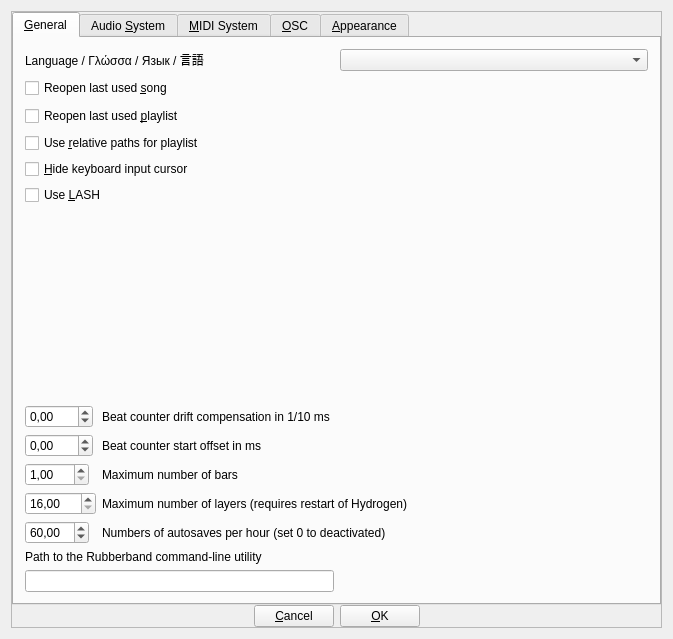
Above: src/gui/src/PreferencesDialog/PreferencesDialog_UI.ui from hydrogen-music/hydrogen before the change. Below: the same form after it.
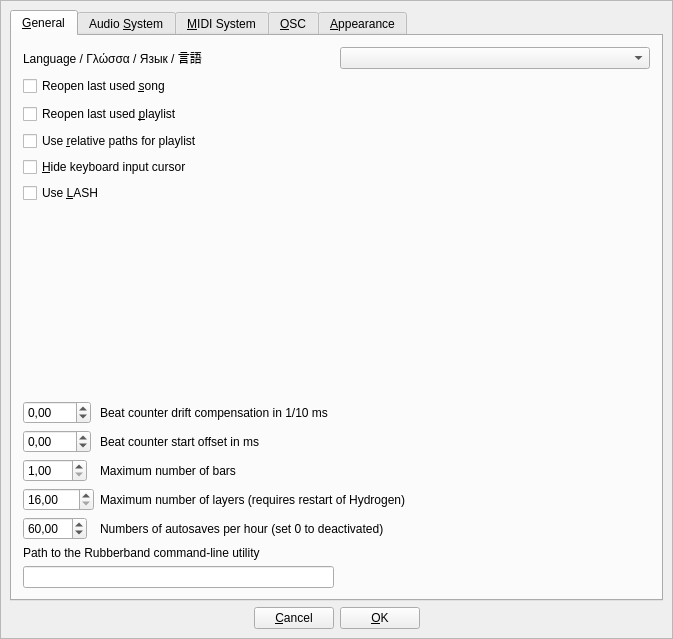
That is the form after the change. Custom widgets are drawn as their Qt base class.

Commit message:
PreferencesDialog: move margin within scrollbar
to have the scrollbar at the very edge of the window as in all other windows. This makes UX more coherent

The edit to the form file:
```diff
--- a/src/gui/src/PreferencesDialog/PreferencesDialog_UI.ui
+++ b/src/gui/src/PreferencesDialog/PreferencesDialog_UI.ui
@@ -11,6 +11,21 @@
    </rect>
   </property>
   <layout class="QVBoxLayout" name="verticalLayout_4">
+   <property name="spacing">
+    <number>0</number>
+   </property>
+   <property name="leftMargin">
+    <number>0</number>
+   </property>
+   <property name="topMargin">
+    <number>0</number>
+   </property>
+   <property name="rightMargin">
+    <number>0</number>
+   </property>
+   <property name="bottomMargin">
+    <number>0</number>
+   </property>
    <item>
     <widget class="QScrollArea" name="scrollArea">
      <property name="widgetResizable">
@@ -21,31 +36,31 @@
        <rect>
         <x>0</x>
         <y>0</y>
-        <width>653</width>
-        <height>619</height>
+        <width>667</width>
+        <height>633</height>
        </rect>
       </property>
       <property name="minimumSize">
        <size>
-        <width>648</width>
-        <height>614</height>
+        <width>667</width>
+        <height>633</height>
        </size>
       </property>
       <layout class="QVBoxLayout" name="scrollAreaLayout">
        <property name="spacing">
-        <number>0</number>
+        <number>6</number>
        </property>
        <property name="leftMargin">
-        <number>0</number>
+        <number>9</number>
        </property>
        <property name="topMargin">
-        <number>0</number>
+        <number>9</number>
        </property>
        <property name="rightMargin">
-        <number>0</number>
+        <number>9</number>
        </property>
        <property name="bottomMargin">
-        <number>0</number>
+        <number>9</number>
        </property>
        <item>
         <widget class="QTabWidget" name="PreferencesTabs">
```
